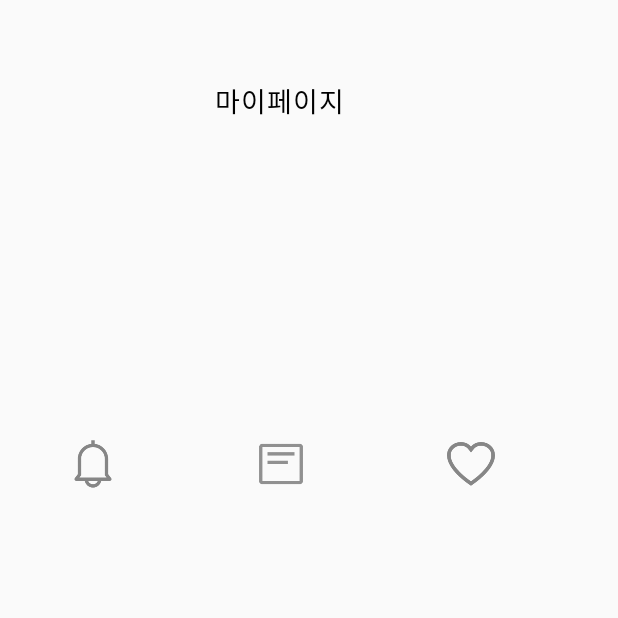
After one commit to OneCoin-00/BRJM-AOS, an Android app: the MypageActivity screen opened directly, with no data from a screen before it, on a phone screen of 412 x 824 dp, the top half of it. The commit adds this screen. Run offline under Robolectric (Android 15) with nearby library versions, the phone set to English and light mode, and no system bars.

Commit message:
design : mypage view (#4)

```diff
--- a/app/build.gradle
+++ b/app/build.gradle
@@ -29,6 +29,10 @@ android {
     kotlinOptions {
         jvmTarget = '1.8'
     }
+    viewBinding {
+        enabled = true
+    }//viewBinding -> layout에 있는 View의 id를 코틀린 코드에서 직접 사용할 수 있게 해주는 도구
+
 }
 
 dependencies {
--- /dev/null
+++ b/app/src/main/java/com/example/brjm_aos/ui/mypage/activity/MypageActivity.kt
@@ -0,0 +1,12 @@
+package com.example.brjm_aos.ui.mypage.activity
+
+import androidx.appcompat.app.AppCompatActivity
+import android.os.Bundle
+import com.example.brjm_aos.R
+
+class MypageActivity : AppCompatActivity() {
+    override fun onCreate(savedInstanceState: Bundle?) {
+        super.onCreate(savedInstanceState)
+        setContentView(R.layout.activity_mypage)
+    }
+}
--- /dev/null
+++ b/app/src/main/res/drawable/icon_alarm.xml
@@ -0,0 +1,8 @@
+<?xml version="1.0" encoding="utf-8"?>
+<layer-list xmlns:android="http://schemas.android.com/apk/res/android">
+    <item
+        android:drawable="@drawable/notification"
+        android:width="36dp"
+        android:height="36dp"/>
+
+</layer-list>
--- /dev/null
+++ b/app/src/main/res/drawable/icon_heart_test.xml
@@ -0,0 +1,8 @@
+<?xml version="1.0" encoding="utf-8"?>
+<layer-list xmlns:android="http://schemas.android.com/apk/res/android">
+    <item
+        android:drawable="@drawable/icon_heart"
+        android:width="32dp"
+        android:height="29.4dp"/>
+
+</layer-list>
--- /dev/null
+++ b/app/src/main/res/drawable/icon_root_list.xml
@@ -0,0 +1,8 @@
+<?xml version="1.0" encoding="utf-8"?>
+<layer-list xmlns:android="http://schemas.android.com/apk/res/android">
+    <item
+        android:drawable="@drawable/root_list"
+        android:width="36dp"
+        android:height="36dp"/>
+
+</layer-list>
--- /dev/null
+++ b/app/src/main/res/layout/activity_mypage.xml
@@ -0,0 +1,71 @@
+<?xml version="1.0" encoding="utf-8"?>
+<LinearLayout xmlns:android="http://schemas.android.com/apk/res/android"
+    xmlns:app="http://schemas.android.com/apk/res-auto"
+    xmlns:tools="http://schemas.android.com/tools"
+    android:layout_width="match_parent"
+    android:layout_height="match_parent"
+    android:orientation="vertical"
+    tools:context=".ui.mypage.activity.MypageActivity">
+
+    <LinearLayout
+        android:layout_width="match_parent"
+        android:layout_height="50dp"
+        android:orientation="horizontal"
+        android:layout_marginTop="44dp">
+
+        <TextView
+            android:layout_width="100dp"
+            android:layout_height="27dp"
+            android:layout_marginTop="9dp"
+            android:layout_marginStart="143dp"
+            android:layout_marginBottom="14dp"
+            android:fontFamily="@font/leferibaseregular"
+            android:letterSpacing="0.04"
+            android:text="마이페이지"
+            android:textColor="#000000"
+            android:textSize="18sp"/>
+
+
+    </LinearLayout>
+
+    <LinearLayout
+        android:layout_width="match_parent"
+        android:layout_height="103dp"
+        android:layout_marginTop="44dp"
+        >
+
+    </LinearLayout>
+
+    <LinearLayout
+        android:layout_width="match_parent"
+        android:layout_height="57dp"
+        android:layout_marginTop="50dp"
+        android:orientation="horizontal"
+        >
+
+        <Button
+            android:layout_width="36dp"
+            android:layout_height="36dp"
+            android:background="@drawable/icon_alarm"
+            android:layout_marginStart="44dp"
+            android:layout_marginBottom="18dp"
+            />
+        <Button
+            android:layout_width="36dp"
+            android:layout_height="36dp"
+            android:background="@drawable/icon_root_list"
+            android:layout_marginStart="89.5dp"
+            android:layout_marginBottom="18dp"/>
+        <Button
+            android:layout_width="32dp"
+            android:layout_height="29.4dp"
+            android:background="@drawable/icon_heart_test"
+            android:layout_marginStart="92.5dp"
+            android:layout_marginBottom="32.4dp"/>
+
+    </LinearLayout>
+
+    <FrameLayout
+        android:layout_width="match_parent"
+        android:layout_height="match_parent"/>
+</LinearLayout>
--- a/app/src/main/res/values/strings.xml
+++ b/app/src/main/res/values/strings.xml
@@ -1,3 +1,5 @@
 <resources>
     <string name="app_name">BRJM-AOS</string>
+    <!-- TODO: Remove or change this placeholder text -->
+    <string name="hello_blank_fragment">Hello blank fragment</string>
 </resources>
```
Also changed, not shown: app/src/main/AndroidManifest.xml (+5 -5 lines), app/src/main/java/com/example/brjm_aos/ui/mypage/fragment/Fragment_like.kt (added, +60 -0 lines), app/src/main/java/com/example/brjm_aos/ui/mypage/fragment/Fragment_myalarm.kt (added, +46 -0 lines), app/src/main/java/com/example/brjm_aos/ui/mypage/fragment/Fragment_write.kt (added, +60 -0 lines), app/src/main/res/layout/fragment_like.xml (added, +14 -0 lines), app/src/main/res/layout/fragment_myalarm.xml (added, +14 -0 lines), app/src/main/res/layout/fragment_write.xml (added, +14 -0 lines), app/src/main/res/drawable-v24/icon_heart.png (added), app/src/main/res/drawable-v24/notification.png (added), app/src/main/res/drawable-v24/root_list.png (added).
